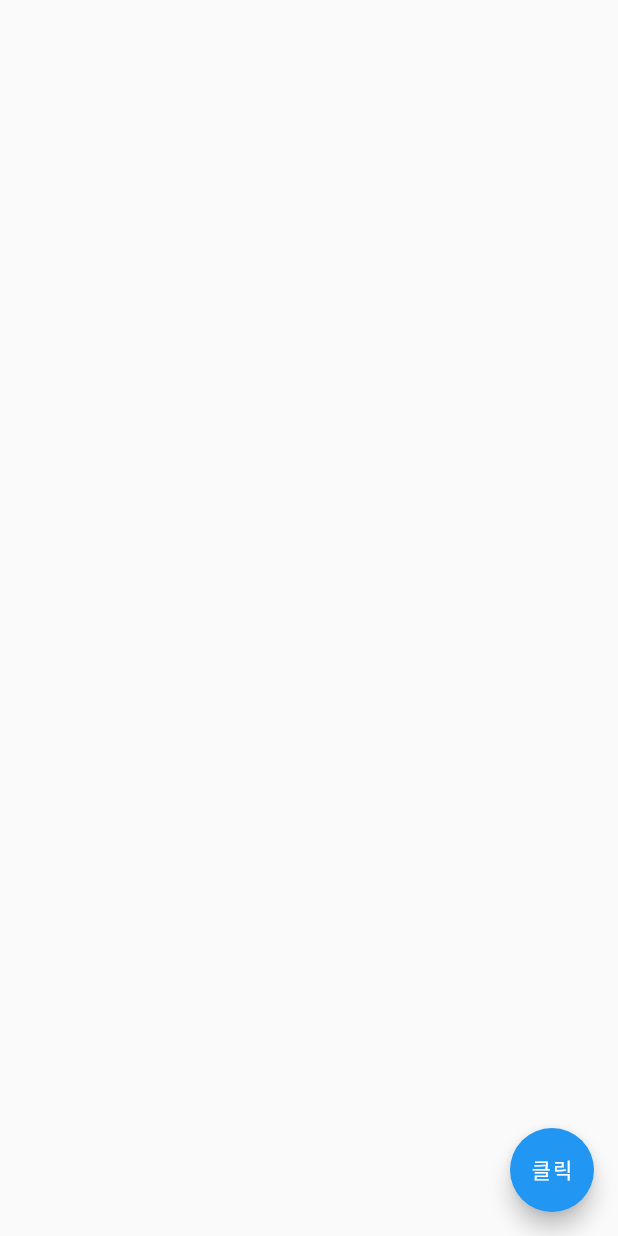
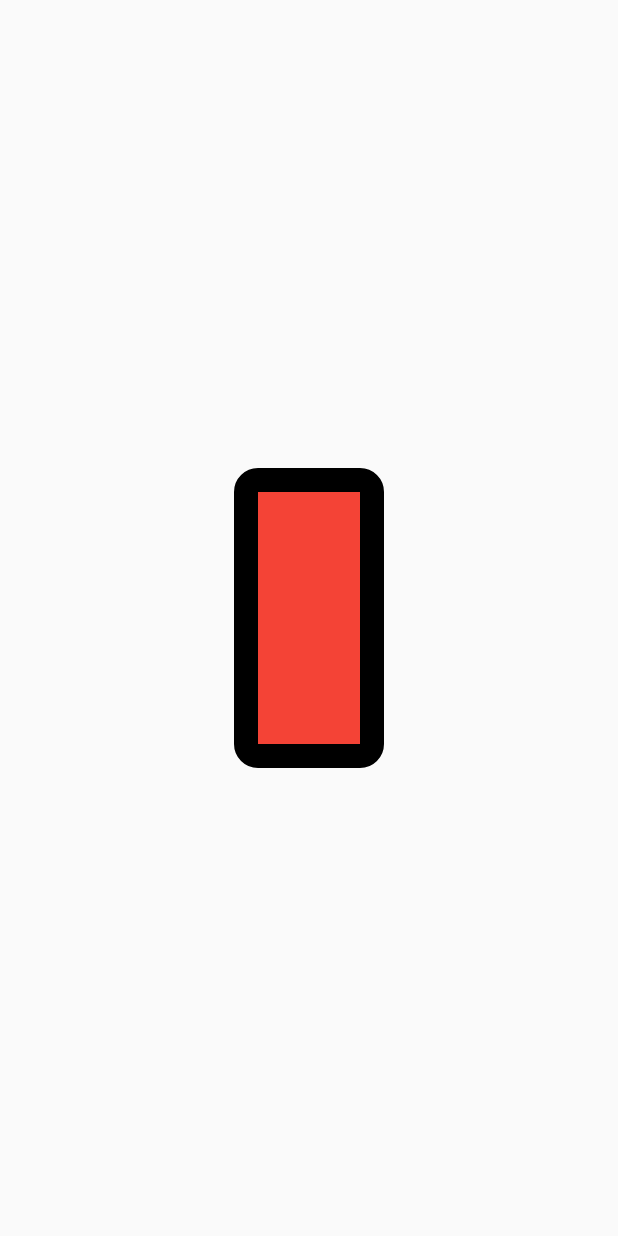
Before and after one commit to hwan33/flutter, a Flutter app: the screen it shows after launch, on a phone screen of 412 x 824 dp. Run offline on Flutter 3.47's test engine with Material 2 defaults, Android fonts, the phone set to English and light mode, and no system bars.

Commit message:
디자인 관련 위젯 - Container

```diff
--- a/lib/main.dart
+++ b/lib/main.dart
@@ -1,20 +1,31 @@
 import 'package:flutter/material.dart';
 
 void main() {
-  runApp(FloatingActionButtonExample());
+  runApp(MyApp());
 }
 
-class FloatingActionButtonExample extends StatelessWidget {
+class MyApp extends StatelessWidget {
 
   @override
   Widget build(BuildContext context) {
     return MaterialApp(
       home: Scaffold(
-        floatingActionButton: FloatingActionButton(
-          onPressed: () {},
-          child: Text('클릭'),
+        body: Center(
+            child: Container(
+              decoration: BoxDecoration(
+                color: Colors.red,
+                border: Border.all(
+                  width: 16.0,
+                  color: Colors.black,
+                ),
+                borderRadius: BorderRadius.circular(
+                  16.0,
+                ),
+              ),
+              height: 200.0,
+              width: 100.0,
+            )
         ),
-        body: Container(),
       ),
     );
   }
```
